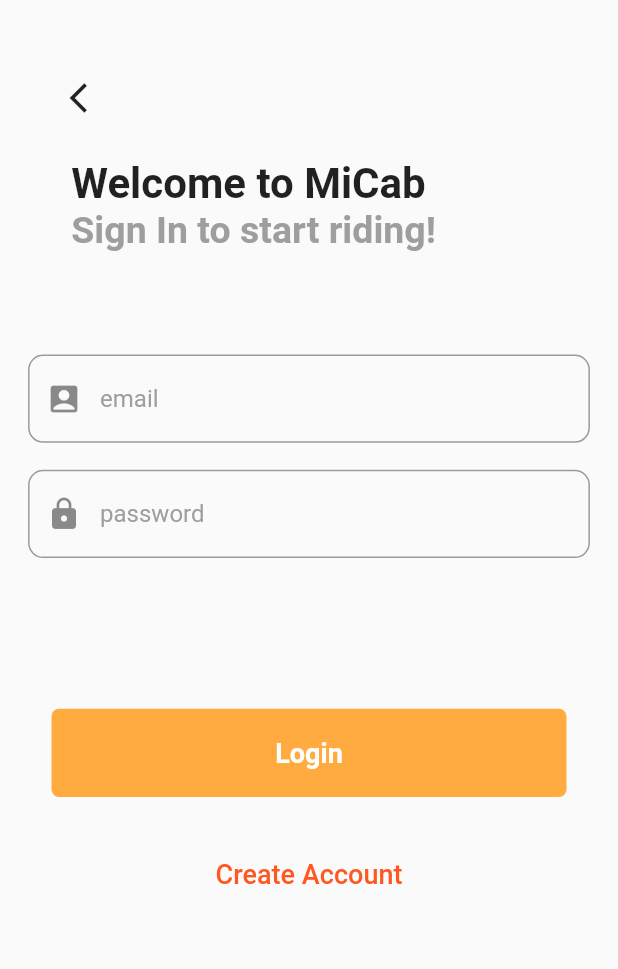
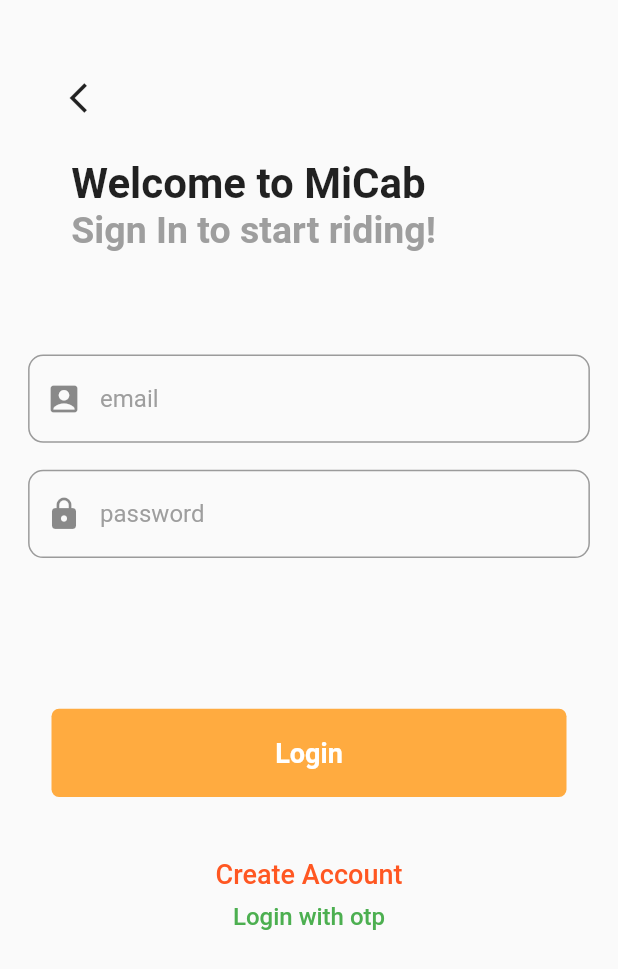
Before and after one commit to Jigyasusinghchouhan/cab_booking, a Flutter app: the LoginScreen screen opened directly, on a phone screen of 412 x 824 dp. Shown: the top 969 px of the screen. Run offline on Flutter 3.47's test engine with Material 2 defaults, Android fonts, the phone set to English and light mode, and no system bars; our stand-ins replace cloud_firestore, firebase_auth, firebase_core, flutter_datetime_picker, fluttertoast, get and 4 more; missing offline and left inert: firebase_phone_auth_handler, flutter_google_places, flutter_polyline_points, google_api_headers, google_maps_webservice; accounts and stored records are empty.

Commit message:
otp added on login page

```diff
--- a/cab_booking_user/lib/Authenticate.dart
+++ b/cab_booking_user/lib/Authenticate.dart
@@ -10,10 +10,10 @@ class Authenticate extends StatelessWidget {
   @override
   Widget build(BuildContext context) {
     if(_auth.currentUser != null) {
-      return otpauth();
+      return HomeScreen();
     }
     else{
-      return otpauth();
+      return LoginScreen();
     }
 
   }
--- a/cab_booking_user/lib/CreateAccount.dart
+++ b/cab_booking_user/lib/CreateAccount.dart
@@ -1,6 +1,8 @@
 import 'package:cab_booking_user/LoginScreen.dart';
 import 'package:cab_booking_user/Methods.dart';
+import 'package:cab_booking_user/OtpAuth.dart';
 import 'package:flutter/material.dart';
+
 
 import 'HomeScreen.dart';
 
@@ -107,7 +109,7 @@ class _CreateAccountState extends State<CreateAccount> {
                   ),
                 ),
               ),
-            )
+            ),
           ],
         ),
       ),
--- a/cab_booking_user/lib/LoginScreen.dart
+++ b/cab_booking_user/lib/LoginScreen.dart
@@ -2,6 +2,10 @@ import 'package:flutter/material.dart';
 import 'package:cab_booking_user/CreateAccount.dart';
 import 'package:cab_booking_user/HomeScreen.dart';
 import 'package:cab_booking_user/Methods.dart';
+import 'package:get/get.dart';
+import 'package:get/get_core/src/get_main.dart';
+
+import 'OtpAuth.dart';
 
 class LoginScreen extends StatefulWidget {
   const LoginScreen({Key? key}) : super(key: key);
@@ -39,7 +43,7 @@ class _LoginScreenState extends State<LoginScreen> {
                 alignment: Alignment.centerLeft,
                 width: size.width / 1.2,
                 child: IconButton(
-                    onPressed: () {Navigator.pop(context);}, icon: Icon(Icons.arrow_back_ios))),
+                    onPressed: () {Get.back();}, icon: Icon(Icons.arrow_back_ios))),
             SizedBox(
               height: size.height / 50,
             ),
@@ -100,6 +104,22 @@ class _LoginScreenState extends State<LoginScreen> {
                 ),
               ),
             ),
+            Padding(
+              padding: const EdgeInsets.all(8.0),
+              child: GestureDetector(
+                onTap: () {
+                  Get.to(otpauth());
+                },
+                child: Text(
+                  "Login with otp",
+                  style: TextStyle(
+                    color: Colors.green,
+                    fontSize: 16,
+                    fontWeight: FontWeight.w500,
+                  ),
+                ),
+              ),
+            )
           ],
         ),
       ),
```
